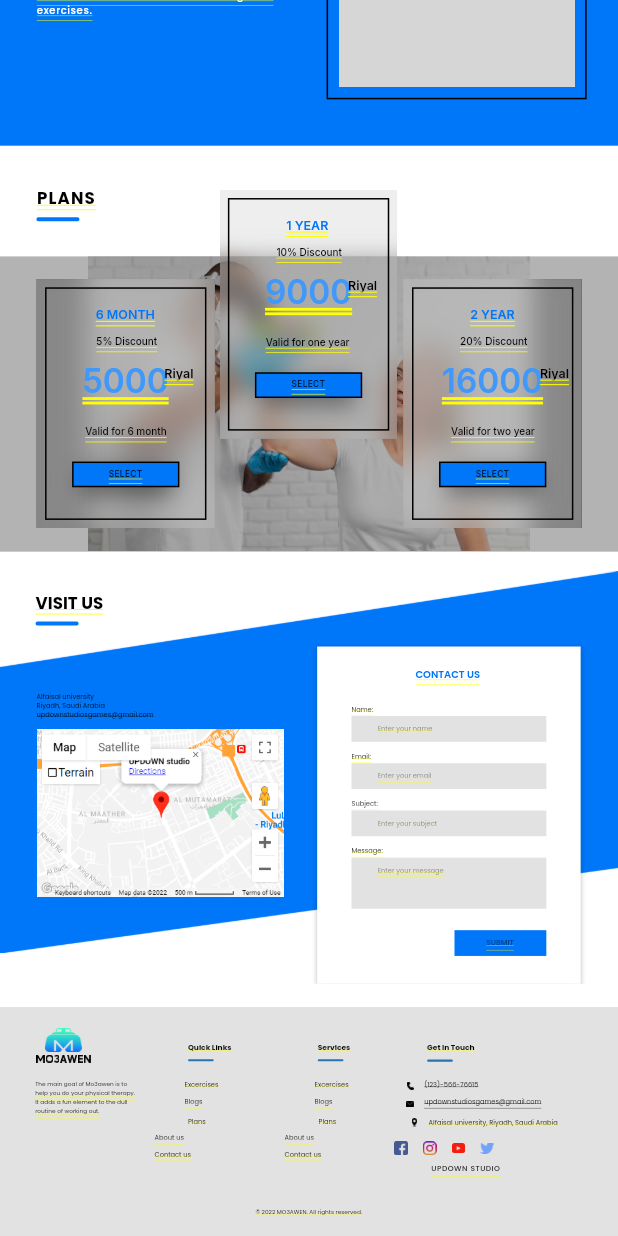
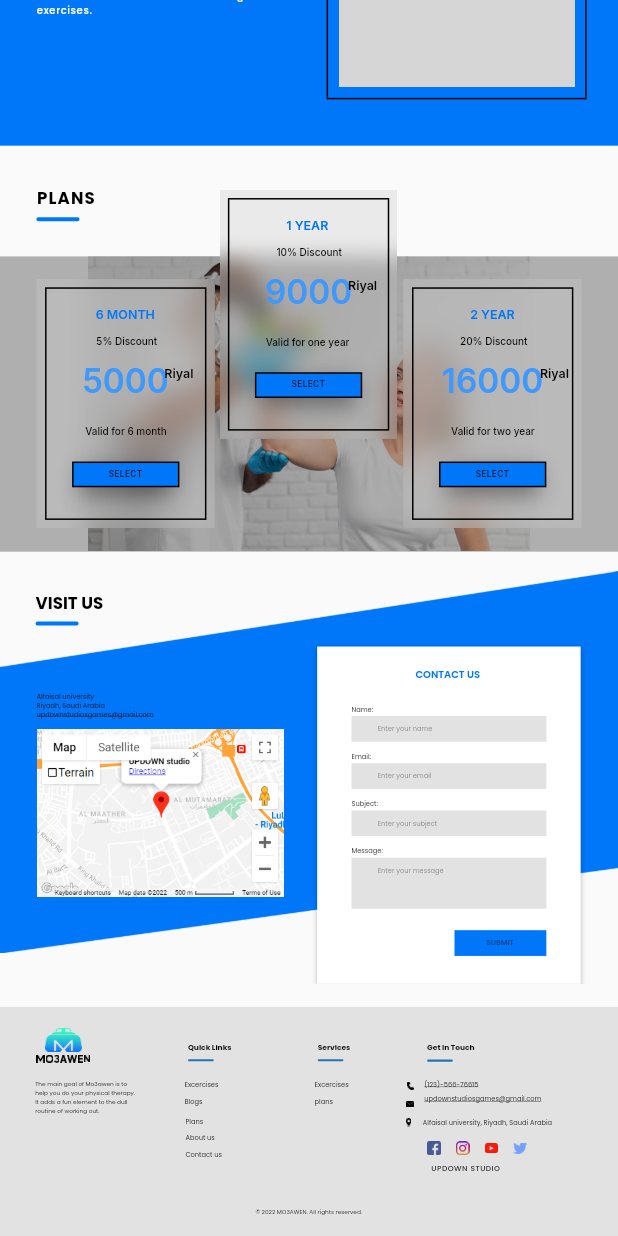
Before and after one commit to Mfayed20/mo3awen_website, a Flutter app: the screen it shows after launch, scrolled down 399 dp, on a phone screen of 412 x 824 dp. Run offline on Flutter 3.47's test engine with Material 2 defaults, Android fonts, the phone set to English and light mode, and no system bars; our stand-ins replace google_fonts; grey boxes are pictures that could not be loaded.

Commit message:
fixed the footer and yellow line on the home page

```diff
--- a/lib/pages/home_page.dart
+++ b/lib/pages/home_page.dart
@@ -13,7 +13,8 @@ class Home extends StatelessWidget {
   @override
   Widget build(BuildContext context) {
     // return singlechildscroll view
-    return SingleChildScrollView(
+    return Scaffold(
+      body: SingleChildScrollView(
         child: Column(
           children: const [
             // navigation bar
@@ -25,6 +26,7 @@ class Home extends StatelessWidget {
             Footer(),
           ],
         ),
+      ),
     );
   }
 }
--- a/lib/widgets/footer_widget.dart
+++ b/lib/widgets/footer_widget.dart
@@ -136,8 +136,8 @@ Widget desktopView(BuildContext context) {
                             // vectoraUm (2:84)
                             margin: EdgeInsets.fromLTRB(
                                 0 * fem, 0.03 * fem, 0 * fem, 0 * fem),
-                            width: 15 * fem,
-                            height: 17.62 * fem,
+                            width: 14 * fem,
+                            height: 16.62 * fem,
                             child: Image.asset(
                               'assets/page-1/images/vector-guK.png',
                               width: 15 * fem,
@@ -357,7 +357,7 @@ Widget desktopView(BuildContext context) {
                           ),
                           Text(
                             // blogsnMB (2:56)
-                            'Blogs',
+                            'plans',
                             style: SafeGoogleFont(
                               'Poppins',
                               fontSize: 16 * ffem,
@@ -448,7 +448,7 @@ Widget desktopView(BuildContext context) {
                               'Poppins',
                               fontSize: 16 * ffem,
                               fontWeight: FontWeight.w400,
-                              height: 1.5 * ffem / fem,
+                              height: 1 * ffem / fem,
                               decoration: TextDecoration.underline,
                               color: Color(0xff000000),
                               decorationColor: Color(0xff000000),
@@ -465,29 +465,14 @@ Widget desktopView(BuildContext context) {
         ),
         Container(
           // autogrouplpffnR3 (YA9Y59bYyy8Yjg4X4pLpfF)
-          margin: EdgeInsets.fromLTRB(356 * fem, 0 * fem, 0 * fem, 14 * fem),
+          margin: EdgeInsets.fromLTRB(345 * fem, 0 * fem, 0 * fem, 14 * fem),
           child: Row(
             crossAxisAlignment: CrossAxisAlignment.center,
             children: [
               Container(
                 // plansshP (2:50)
                 margin:
-                    EdgeInsets.fromLTRB(0 * fem, 0 * fem, 263 * fem, 4 * fem),
-                child: Text(
-                  'Plans',
-                  style: SafeGoogleFont(
-                    'Poppins',
-                    fontSize: 16 * ffem,
-                    fontWeight: FontWeight.w400,
-                    height: 1.5 * ffem / fem,
-                    color: Color(0xff000000),
-                  ),
-                ),
-              ),
-              Container(
-                // plansmGy (2:57)
-                margin:
-                    EdgeInsets.fromLTRB(0 * fem, 0 * fem, 176 * fem, 4 * fem),
+                    EdgeInsets.fromLTRB(5 * fem, 0 * fem, 263 * fem, 4 * fem),
                 child: Text(
                   'Plans',
                   style: SafeGoogleFont(
@@ -502,7 +487,7 @@ Widget desktopView(BuildContext context) {
               Container(
                 // vector4G5 (2:40)
                 margin: EdgeInsets.fromLTRB(
-                    0 * fem, 4.9 * fem, 26.63 * fem, 0 * fem),
+                    210 * fem, 4.9 * fem, 26.63 * fem, 0 * fem),
                 width: 12.37 * fem,
                 height: 20 * fem,
                 child: Image.asset(
@@ -530,7 +515,7 @@ Widget desktopView(BuildContext context) {
         ),
         Container(
           // autogroupxh332cD (YA9YJosTXE2W3P62U3xH33)
-          margin: EdgeInsets.fromLTRB(278 * fem, 0 * fem, 0 * fem, 6 * fem),
+          margin: EdgeInsets.fromLTRB(350 * fem, 0 * fem, 0 * fem, 6 * fem),
           height: 66 * fem,
           child: Row(
             crossAxisAlignment: CrossAxisAlignment.center,
@@ -573,46 +558,9 @@ Widget desktopView(BuildContext context) {
                 ),
               ),
               Container(
-                // autogroupc3grSJZ (YA9YgTv3JXyzJirrVXC3gR)
-                margin:
-                    EdgeInsets.fromLTRB(0 * fem, 0 * fem, 170 * fem, 0 * fem),
-                height: double.infinity,
-                child: Column(
-                  crossAxisAlignment: CrossAxisAlignment.start,
-                  children: [
-                    Container(
-                      // aboutuska9 (2:58)
-                      margin: EdgeInsets.fromLTRB(
-                          0 * fem, 0 * fem, 0 * fem, 18 * fem),
-                      child: Text(
-                        'About us',
-                        style: SafeGoogleFont(
-                          'Poppins',
-                          fontSize: 16 * ffem,
-                          fontWeight: FontWeight.w400,
-                          height: 1.5 * ffem / fem,
-                          color: Color(0xff000000),
-                        ),
-                      ),
-                    ),
-                    Text(
-                      // contactus33T (2:59)
-                      'Contact us',
-                      style: SafeGoogleFont(
-                        'Poppins',
-                        fontSize: 16 * ffem,
-                        fontWeight: FontWeight.w400,
-                        height: 1.5 * ffem / fem,
-                        color: Color(0xff000000),
-                      ),
-                    ),
-                  ],
-                ),
-              ),
-              Container(
                 // facebookcoloredsvgrepocom13ZnV (2:74)
                 margin:
-                    EdgeInsets.fromLTRB(0 * fem, 6 * fem, 35 * fem, 0 * fem),
+                    EdgeInsets.fromLTRB(260 * fem, 6 * fem, 35 * fem, 0 * fem),
                 width: 32 * fem,
                 height: 32 * fem,
                 child: Image.asset(
--- a/lib/widgets/homeWidget/welcome_widget.dart
+++ b/lib/widgets/homeWidget/welcome_widget.dart
@@ -32,7 +32,7 @@ Widget mainTabletDesktop(BuildContext context) {
       children: [
         Positioned(
           // nolongeristhereaneedtodoboring (2:86)
-          left: 0 * fem,
+          left: 82 * fem,
           top: 313 * fem,
           child: Align(
             child: SizedBox(
--- a/lib/widgets/nav_bar.dart
+++ b/lib/widgets/nav_bar.dart
@@ -51,6 +51,8 @@ Widget navBarTabletDesktop(BuildContext context) {
                 margin:
                     EdgeInsets.fromLTRB(0 * fem, 0 * fem, 19 * fem, 0 * fem),
                 height: double.infinity,
+                child: TextButton(
+                  onPressed: () => {},
                   child: Text(
                     'Home',
                     style: SafeGoogleFont(
@@ -63,28 +65,13 @@ Widget navBarTabletDesktop(BuildContext context) {
                     ),
                   ),
                 ),
+              ),
               Container(
                 // excercisesQxz (I1:27;2:29)
                 margin:
                     EdgeInsets.fromLTRB(0 * fem, 0 * fem, 18 * fem, 0 * fem),
                 child: Text(
                   'Excercises',
-                  style: SafeGoogleFont(
-                    'Inter',
-                    fontSize: 16 * ffem,
-                    fontWeight: FontWeight.w500,
-                    height: 1.2125 * ffem / fem,
-                    letterSpacing: 1.44 * fem,
-                    color: Color(0xffffffff),
-                  ),
-                ),
-              ),
-              Container(
-                // blogstNN (I1:27;2:30)
-                margin:
-                    EdgeInsets.fromLTRB(0 * fem, 0 * fem, 19 * fem, 0 * fem),
-                child: Text(
-                  'Blogs',
                   style: SafeGoogleFont(
                     'Inter',
                     fontSize: 16 * ffem,
```
Lines whose indentation alone changed are shown as unchanged.
